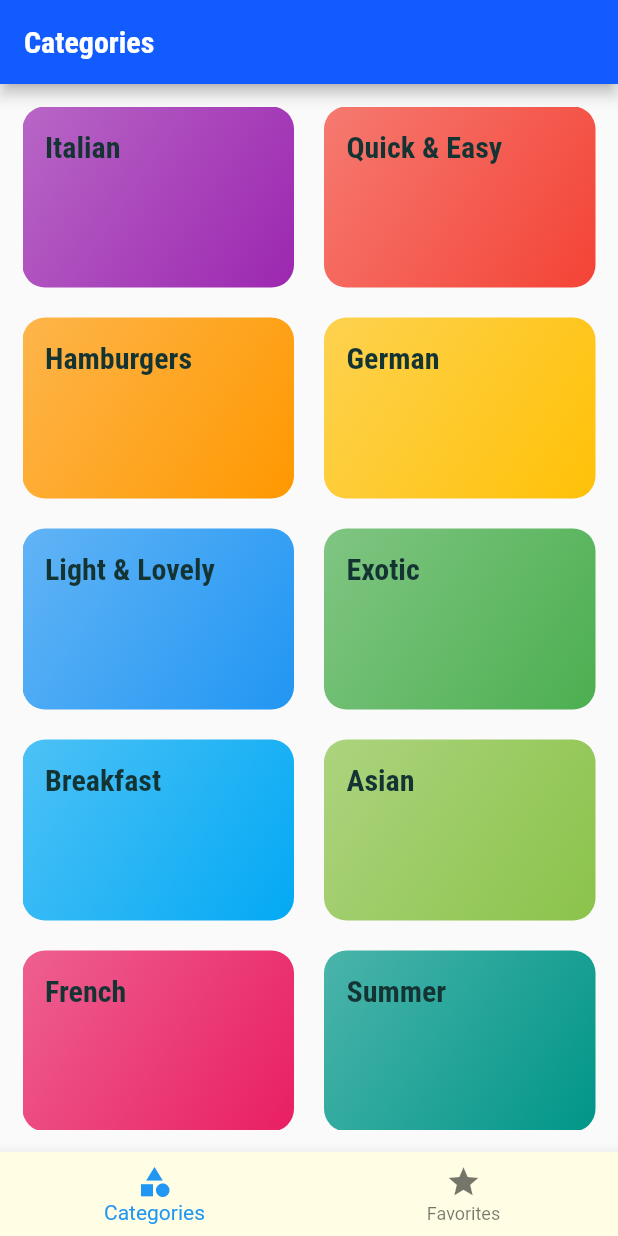
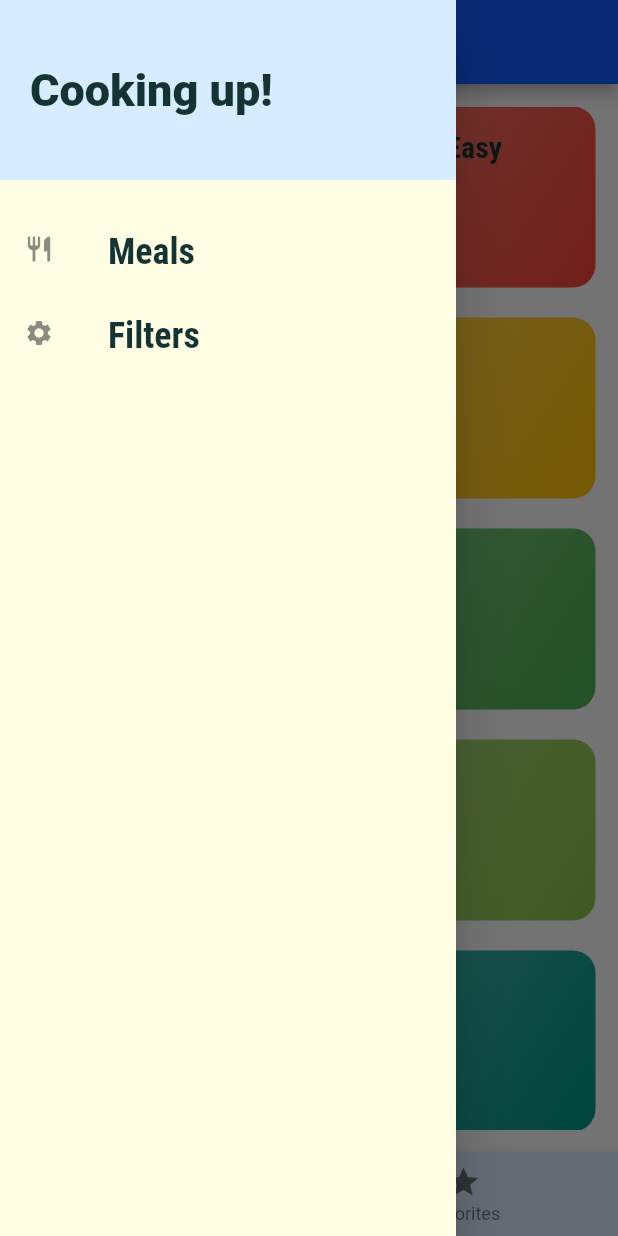
Before and after one commit to babarobat/flutter-meals-app, a Flutter app: the screen it shows after launch, with the side drawer open (before the commit the screen has no drawer), on a phone screen of 412 x 824 dp. Run offline on Flutter 3.47's test engine with Material 2 defaults, Android fonts, the phone set to English and light mode, and no system bars.

Commit message:
add drawer

```diff
--- a/lib/main.dart
+++ b/lib/main.dart
@@ -4,6 +4,7 @@ import 'views/screens/bottom_tabs_screen.dart';
 import 'views/screens/categories_screen.dart';
 import 'views/screens/category_meals_screen.dart';
 import 'routs/routs.dart';
+import 'views/screens/filters_screen.dart';
 import 'views/screens/meal_detail_screen.dart';
 
 void main() {
@@ -45,6 +46,7 @@ class App extends StatelessWidget {
         Routs.categories: (ctx) => const CategoriesScreen(),
         Routs.categoryMeals: (ctx) => const CategoryMealsScreen(),
         Routs.mealDetail: (ctx) => const MealDetailScreen(),
+        Routs.filters: (ctx) => const FiltersScreen(),
       },
     );
   }
--- a/lib/routs/routs.dart
+++ b/lib/routs/routs.dart
@@ -3,5 +3,7 @@ class Routs {
   static const String categories = '/rout-categories';
   static const String categoryMeals = "/rout-category-meals";
   static const String mealDetail = '/rout-meal-detail';
+  static const String filters = '/rout-filters';
+
 
 }
--- a/lib/views/screens/bottom_tabs_screen.dart
+++ b/lib/views/screens/bottom_tabs_screen.dart
@@ -1,5 +1,6 @@
 import 'package:flutter/material.dart';
 import 'package:meals/views/screens/favorites_screen.dart';
+import 'package:meals/views/widgets/main_drawer.dart';
 
 import 'categories_screen.dart';
 
@@ -29,9 +30,11 @@ class _TopTabsScreenState extends State<BottomTabsScreen> {
   @override
   Widget build(BuildContext context) {
     return Scaffold(
-      appBar: AppBar(title: _title()),
+      appBar: AppBar(title: _title(),),
       body: _body(),
+      drawer: const MainDrawer(),
       bottomNavigationBar: BottomNavigationBar(
+        backgroundColor: Theme.of(context).colorScheme.secondary,
         selectedItemColor: Theme.of(context).primaryColor,
         currentIndex: _selectedTabIndex,
         onTap: _onTap,
--- /dev/null
+++ b/lib/views/screens/filters_screen.dart
@@ -0,0 +1,19 @@
+import 'package:flutter/material.dart';
+
+class FiltersScreen extends StatefulWidget {
+  const FiltersScreen({Key? key}) : super(key: key);
+
+  @override
+  _FiltersScreenState createState() => _FiltersScreenState();
+}
+
+class _FiltersScreenState extends State<FiltersScreen> {
+  @override
+  Widget build(BuildContext context) {
+    return Scaffold(
+      appBar: AppBar(
+        title: const Text('Filters'),
+      ),
+    );
+  }
+}
--- /dev/null
+++ b/lib/views/widgets/main_drawer.dart
@@ -0,0 +1,61 @@
+import 'package:flutter/material.dart';
+import 'package:meals/routs/routs.dart';
+
+class MainDrawer extends StatelessWidget {
+  const MainDrawer({Key? key}) : super(key: key);
+
+  @override
+  Widget build(BuildContext context) {
+    return Drawer(
+      child: Column(
+        children: [
+          Container(
+            height: 120,
+            width: double.infinity,
+            padding: const EdgeInsets.all(20),
+            alignment: Alignment.centerLeft,
+            decoration:
+                BoxDecoration(color: Theme.of(context).colorScheme.secondary),
+            child: Text(
+              'Cooking up!',
+              style: TextStyle(
+                fontWeight: FontWeight.w900,
+                color: Theme.of(context).textTheme.headline6!.color,
+                fontSize: 30,
+              ),
+            ),
+          ),
+          const SizedBox(height: 20),
+          _buildListTile(
+            Icons.restaurant,
+            'Meals',
+            () => Navigator.pushNamed(context, Routs.tabsScreen),
+          ),
+          _buildListTile(
+            Icons.settings,
+            'Filters',
+            () => Navigator.pushNamed(context, Routs.filters),
+          ),
+        ],
+      ),
+    );
+  }
+
+  ListTile _buildListTile(IconData icon, String title, VoidCallback tapHandler) {
+    return ListTile(
+      onTap: tapHandler,
+      leading: Icon(
+        icon,
+        size: 20,
+      ),
+      title: Text(
+        title,
+        style: const TextStyle(
+          fontFamily: 'RobotoCondensed',
+          fontSize: 24,
+          fontWeight: FontWeight.w700,
+        ),
+      ),
+    );
+  }
+}
```
